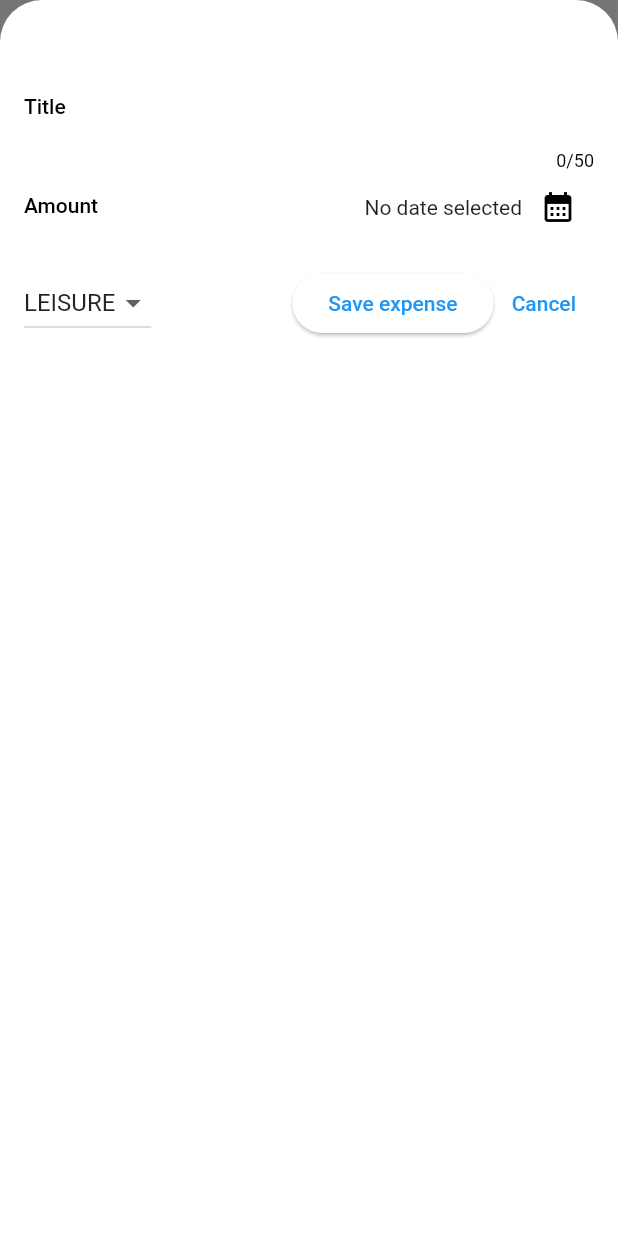
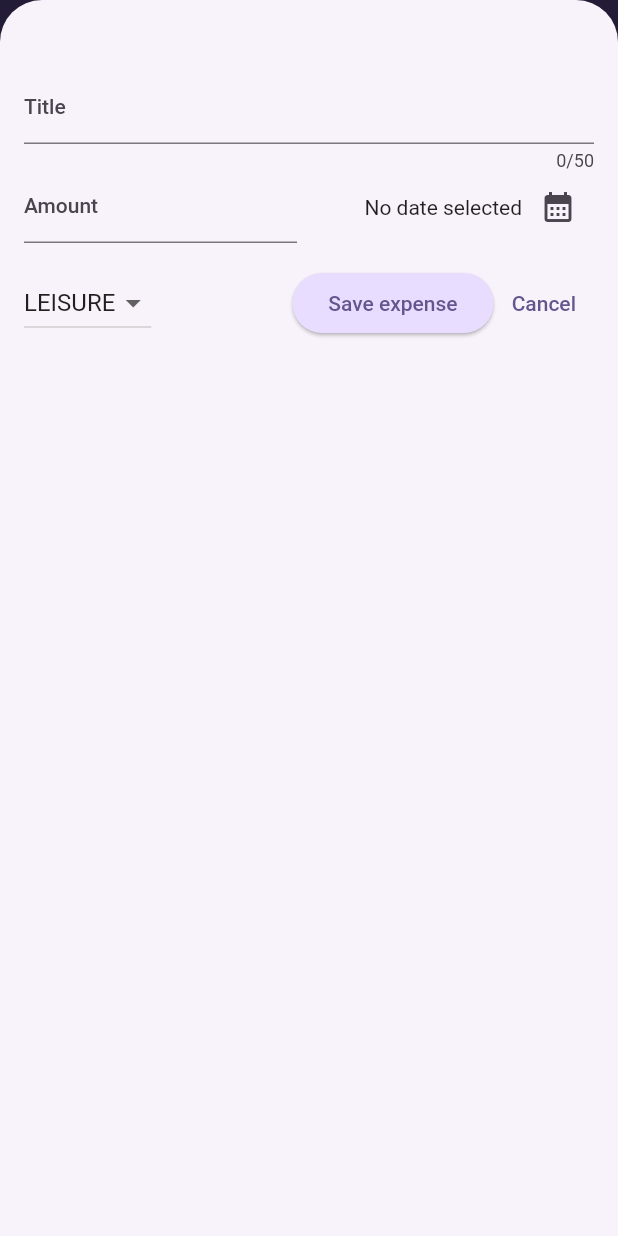
Before and after one commit to Charl913/Expense_Tracker_App, a Flutter app: the screen it shows after launch, after a tap on the "add" icon, on a phone screen of 412 x 824 dp. Run offline on Flutter 3.47's test engine with Material 2 defaults, Android fonts, the phone set to English and light mode, and no system bars.

Commit message:
Use, Set Color Scheme & Set Text Theme

```diff
--- a/lib/main.dart
+++ b/lib/main.dart
@@ -1,13 +1,39 @@
 import 'package:expense_tracker_app/widgets/expenses.dart';
 import 'package:flutter/material.dart';
+
+var kColorScheme = ColorScheme.fromSeed(
+  seedColor: const Color.fromARGB(255, 96, 59, 181),
+);
 
 void main() {
   runApp(
     MaterialApp(
       theme: ThemeData().copyWith(
-        useMaterial3: true,
-        scaffoldBackgroundColor: const Color.fromARGB(255, 245, 95, 225),
-      ),
+          useMaterial3: true,
+          colorScheme: kColorScheme,
+          appBarTheme: const AppBarTheme().copyWith(
+            backgroundColor: kColorScheme.onPrimaryContainer,
+            foregroundColor: kColorScheme.onPrimary,
+          ),
+          cardTheme: const CardTheme().copyWith(
+            color: kColorScheme.secondaryContainer,
+            margin: const EdgeInsets.symmetric(
+              horizontal: 16,
+              vertical: 8,
+            ),
+          ),
+          elevatedButtonTheme: ElevatedButtonThemeData(
+            style: ElevatedButton.styleFrom(
+              backgroundColor: kColorScheme.primaryContainer,
+            ),
+          ),
+          textTheme: ThemeData().textTheme.copyWith(
+                titleLarge: TextStyle(
+                  fontWeight: FontWeight.normal,
+                  color: kColorScheme.onSecondaryContainer,
+                  fontSize: 14,
+                ),
+              )),
       home: const Expenses(),
     ),
   );
```
